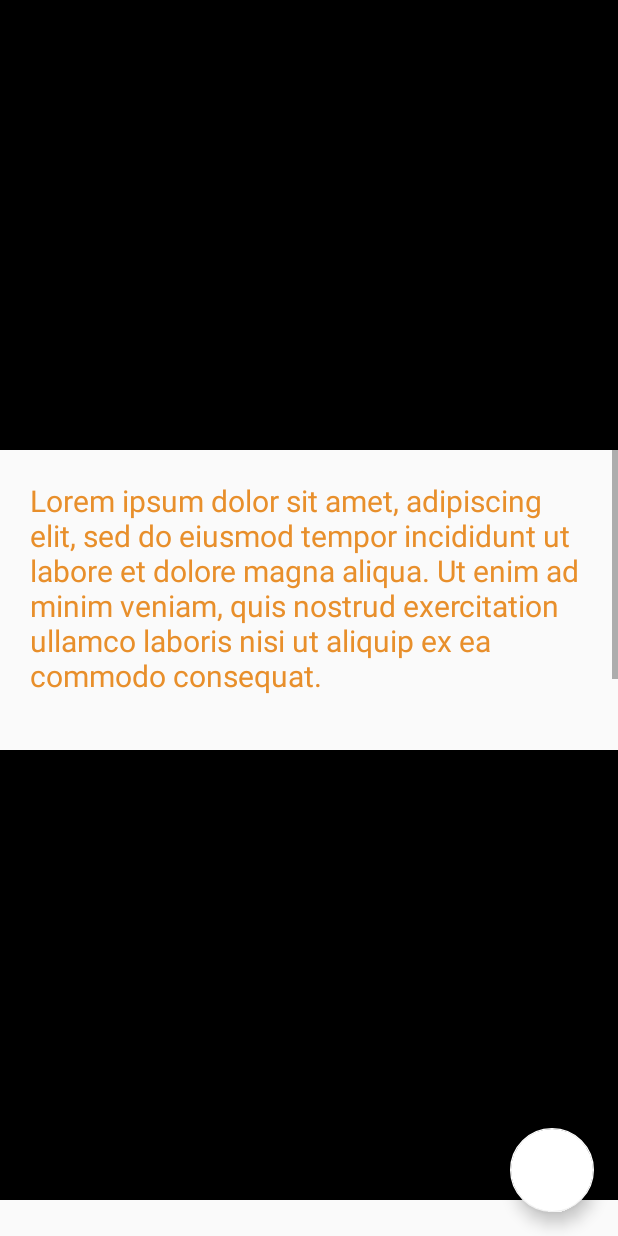
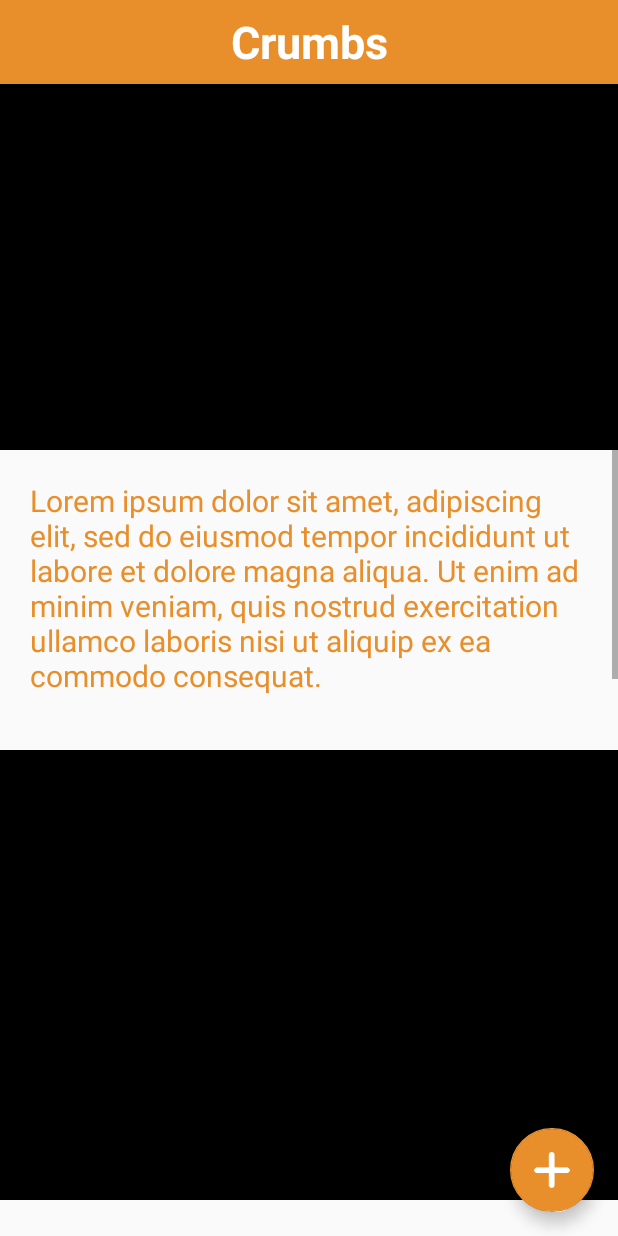
Before and after one commit to CharlesRitter/breadcrumbs, an Android app: the layout activity_story.xml on its own in the app's theme, with its tools: preview values and no code run, on a phone screen of 412 x 824 dp. Run offline under Robolectric (Android 15) with nearby library versions, the light colour scheme and no system bars.

Commit message:
Fixed button functionality

```diff
--- a/app/src/main/res/layout/activity_story.xml
+++ b/app/src/main/res/layout/activity_story.xml
@@ -23,11 +23,39 @@
         android:layout_width="wrap_content"
         android:layout_height="wrap_content"
         android:layout_margin="16dp"
-        app:layout_constraintEnd_toEndOf="parent"
+        android:onClick="post_a_post"
+        android:src="@drawable/add"
+        android:tint="#ffffff"
+        app:backgroundTint="#e88f2b"
+        app:layout_constraintBottom_toBottomOf="parent"
+        app:layout_constraintEnd_toEndOf="parent" />
 
-        app:layout_constraintBottom_toBottomOf="parent"
-        android:tint="#000"
-    />
+
+    <android.widget.Toolbar
+        android:id="@+id/my_toolbar"
+        android:layout_width="match_parent"
+        android:layout_height="wrap_content"
+        android:background="?attr/colorPrimary"
+        android:minHeight="?attr/actionBarSize"
+        android:textAlignment="center"
+        android:titleTextColor="#FFFFFF"
+        android:visibility="visible"
+        app:layout_constraintTop_toTopOf="parent">
+
+        <TextView
+            android:id="@+id/textView7"
+            android:layout_width="wrap_content"
+            android:layout_height="wrap_content"
+            android:text="Crumbs"
+            android:textColor="#FFFFFF"
+            android:layout_gravity="center"
+            android:textSize="30sp"
+            android:textStyle="bold"
+            tools:layout_editor_absoluteX="140dp"
+            tools:layout_editor_absoluteY="8dp" />
+
+
+    </android.widget.Toolbar>
 
 
 </androidx.constraintlayout.widget.ConstraintLayout>
```
